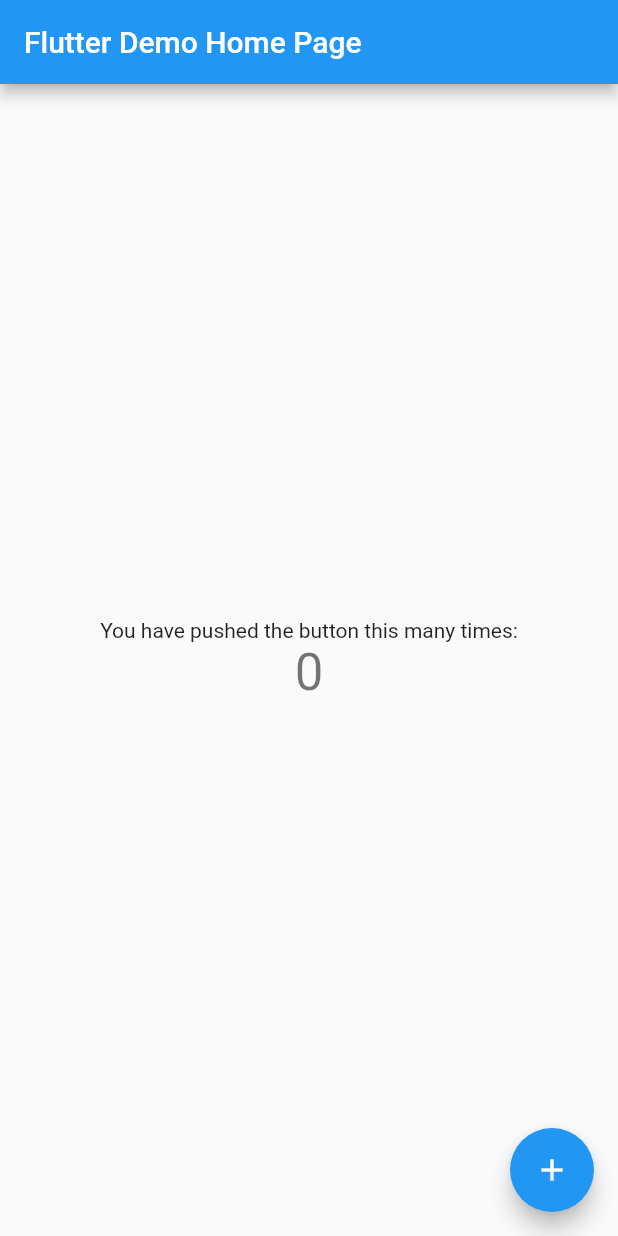
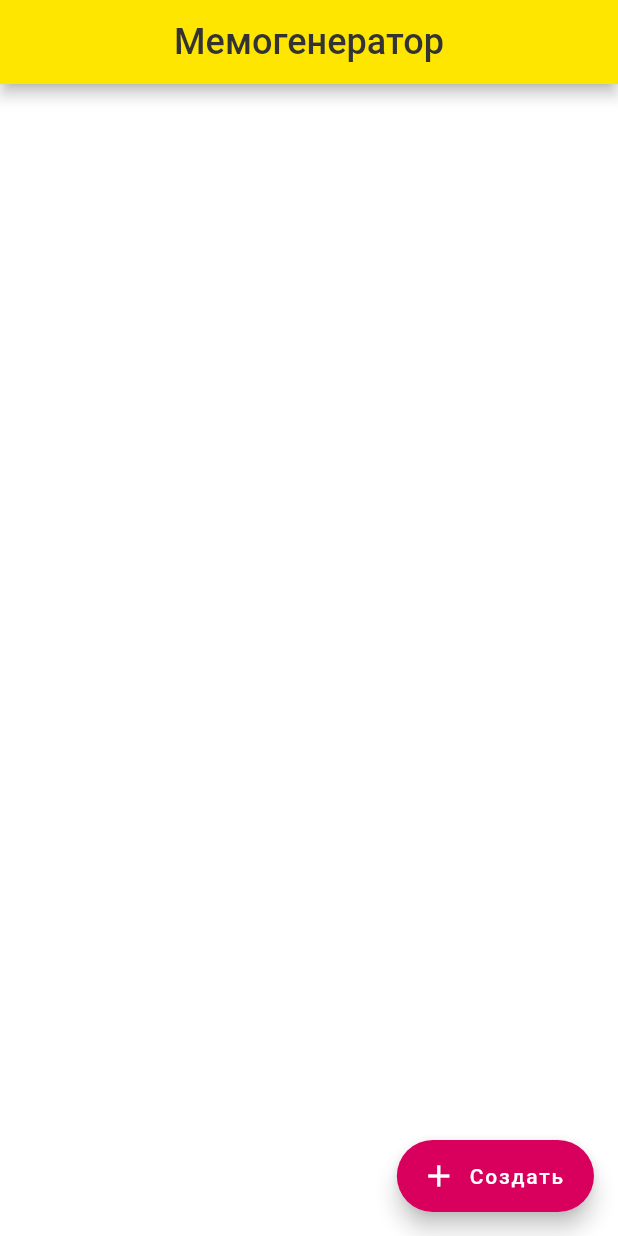
Before and after one commit to 77thecoder/flutter_skillbranc_memogenerator, a Flutter app: the screen it shows after launch, on a phone screen of 412 x 824 dp. Run offline on Flutter 3.47's test engine with Material 2 defaults, Android fonts, the phone set to English and light mode, and no system bars; our stand-ins replace google_fonts, rxdart.

Commit message:
код урока

```diff
--- /dev/null
+++ b/lib/blocs/main_bloc.dart
@@ -0,0 +1,3 @@
+class MainBloc {
+  void dispose() {}
+}
--- a/lib/main.dart
+++ b/lib/main.dart
@@ -1,115 +1,17 @@
 import 'package:flutter/material.dart';
+import 'package:memogenerator/pages/main_page.dart';
 
-void main() {
+void main() async {
   runApp(const MyApp());
 }
 
 class MyApp extends StatelessWidget {
   const MyApp({Key? key}) : super(key: key);
 
-  // This widget is the root of your application.
   @override
   Widget build(BuildContext context) {
-    return MaterialApp(
-      title: 'Flutter Demo',
-      theme: ThemeData(
-        // This is the theme of your application.
-        //
-        // Try running your application with "flutter run". You'll see the
-        // application has a blue toolbar. Then, without quitting the app, try
-        // changing the primarySwatch below to Colors.green and then invoke
-        // "hot reload" (press "r" in the console where you ran "flutter run",
-        // or simply save your changes to "hot reload" in a Flutter IDE).
-        // Notice that the counter didn't reset back to zero; the application
-        // is not restarted.
-        primarySwatch: Colors.blue,
-      ),
-      home: const MyHomePage(title: 'Flutter Demo Home Page'),
+    return const MaterialApp(
+      home: MainPage(),
     );
   }
 }
-
-class MyHomePage extends StatefulWidget {
-  const MyHomePage({Key? key, required this.title}) : super(key: key);
-
-  // This widget is the home page of your application. It is stateful, meaning
-  // that it has a State object (defined below) that contains fields that affect
-  // how it looks.
-
-  // This class is the configuration for the state. It holds the values (in this
-  // case the title) provided by the parent (in this case the App widget) and
-  // used by the build method of the State. Fields in a Widget subclass are
-  // always marked "final".
-
-  final String title;
-
-  @override
-  State<MyHomePage> createState() => _MyHomePageState();
-}
-
-class _MyHomePageState extends State<MyHomePage> {
-  int _counter = 0;
-
-  void _incrementCounter() {
-    setState(() {
-      // This call to setState tells the Flutter framework that something has
-      // changed in this State, which causes it to rerun the build method below
-      // so that the display can reflect the updated values. If we changed
-      // _counter without calling setState(), then the build method would not be
-      // called again, and so nothing would appear to happen.
-      _counter++;
-    });
-  }
-
-  @override
-  Widget build(BuildContext context) {
-    // This method is rerun every time setState is called, for instance as done
-    // by the _incrementCounter method above.
-    //
-    // The Flutter framework has been optimized to make rerunning build methods
-    // fast, so that you can just rebuild anything that needs updating rather
-    // than having to individually change instances of widgets.
-    return Scaffold(
-      appBar: AppBar(
-        // Here we take the value from the MyHomePage object that was created by
-        // the App.build method, and use it to set our appbar title.
-        title: Text(widget.title),
-      ),
-      body: Center(
-        // Center is a layout widget. It takes a single child and positions it
-        // in the middle of the parent.
-        child: Column(
-          // Column is also a layout widget. It takes a list of children and
-          // arranges them vertically. By default, it sizes itself to fit its
-          // children horizontally, and tries to be as tall as its parent.
-          //
-          // Invoke "debug painting" (press "p" in the console, choose the
-          // "Toggle Debug Paint" action from the Flutter Inspector in Android
-          // Studio, or the "Toggle Debug Paint" command in Visual Studio Code)
-          // to see the wireframe for each widget.
-          //
-          // Column has various properties to control how it sizes itself and
-          // how it positions its children. Here we use mainAxisAlignment to
-          // center the children vertically; the main axis here is the vertical
-          // axis because Columns are vertical (the cross axis would be
-          // horizontal).
-          mainAxisAlignment: MainAxisAlignment.center,
-          children: <Widget>[
-            const Text(
-              'You have pushed the button this many times:',
-            ),
-            Text(
-              '$_counter',
-              style: Theme.of(context).textTheme.headline4,
-            ),
-          ],
-        ),
-      ),
-      floatingActionButton: FloatingActionButton(
-        onPressed: _incrementCounter,
-        tooltip: 'Increment',
-        child: const Icon(Icons.add),
-      ), // This trailing comma makes auto-formatting nicer for build methods.
-    );
-  }
-}
--- /dev/null
+++ b/lib/pages/main_page.dart
@@ -0,0 +1,77 @@
+import 'package:flutter/material.dart';
+import 'package:google_fonts/google_fonts.dart';
+import 'package:memogenerator/blocs/main_bloc.dart';
+import 'package:memogenerator/pages/create_meme_page.dart';
+import 'package:memogenerator/resources/app_colors.dart';
+import 'package:provider/provider.dart';
+
+class MainPage extends StatefulWidget {
+  const MainPage({Key? key}) : super(key: key);
+
+  @override
+  _MainPageState createState() => _MainPageState();
+}
+
+class _MainPageState extends State<MainPage> {
+  late MainBloc bloc;
+
+  @override
+  void initState() {
+    super.initState();
+    bloc = MainBloc();
+  }
+
+  @override
+  Widget build(BuildContext context) {
+    return Provider.value(
+      value: bloc,
+      child: Scaffold(
+        appBar: AppBar(
+          centerTitle: true,
+          backgroundColor: AppColors.lemon,
+          foregroundColor: AppColors.darkGrey,
+          title: Text(
+            'Мемогенератор',
+            style: GoogleFonts.seymourOne(fontSize: 24),
+          ),
+        ),
+        floatingActionButton: FloatingActionButton.extended(
+          onPressed: () {
+            Navigator.of(context).push(
+              MaterialPageRoute(
+                builder: (_) => CreateMemePage(),
+              ),
+            );
+          },
+          backgroundColor: AppColors.fuchsia,
+          icon: const Icon(Icons.add, color: Colors.white),
+          label: const Text('Создать'),
+        ),
+        backgroundColor: Colors.white,
+        body: const SafeArea(
+          child: MainPageContent(),
+        ),
+      ),
+    );
+  }
+
+  @override
+  void dispose() {
+    bloc.dispose();
+    super.dispose();
+  }
+}
+
+class MainPageContent extends StatefulWidget {
+  const MainPageContent({Key? key}) : super(key: key);
+
+  @override
+  _MainPageContentState createState() => _MainPageContentState();
+}
+
+class _MainPageContentState extends State<MainPageContent> {
+  @override
+  Widget build(BuildContext context) {
+    return Container();
+  }
+}
--- /dev/null
+++ b/lib/resources/app_colors.dart
@@ -0,0 +1,13 @@
+import 'package:flutter/painting.dart';
+
+class AppColors {
+  const AppColors._();
+
+  static const lemon = Color(0xFFFFE600);
+  static const fuchsia = Color(0xFFD9005D);
+
+  static const darkGrey = Color(0xFF333333);
+  static final darkGrey6 = Color.fromRGBO(darkGrey.red, darkGrey.green, darkGrey.blue, 0.06);
+  static final darkGrey38 = Color.fromRGBO(darkGrey.red, darkGrey.green, darkGrey.blue, 0.38);
+
+}
--- a/pubspec.yaml
+++ b/pubspec.yaml
@@ -34,6 +34,10 @@ dependencies:
   # The following adds the Cupertino Icons font to your application.
   # Use with the CupertinoIcons class for iOS style icons.
   cupertino_icons: ^1.0.2
+  provider: ^6.0.2
+  rxdart: ^0.27.3
+  google_fonts: ^2.2.0
+  uuid: ^3.0.5
 
 dev_dependencies:
   flutter_test:
```
Also changed, not shown: lib/blocs/create_meme_bloc.dart (added, +75 -0 lines), lib/pages/create_meme_page.dart (added, +284 -0 lines), pubspec.lock.
